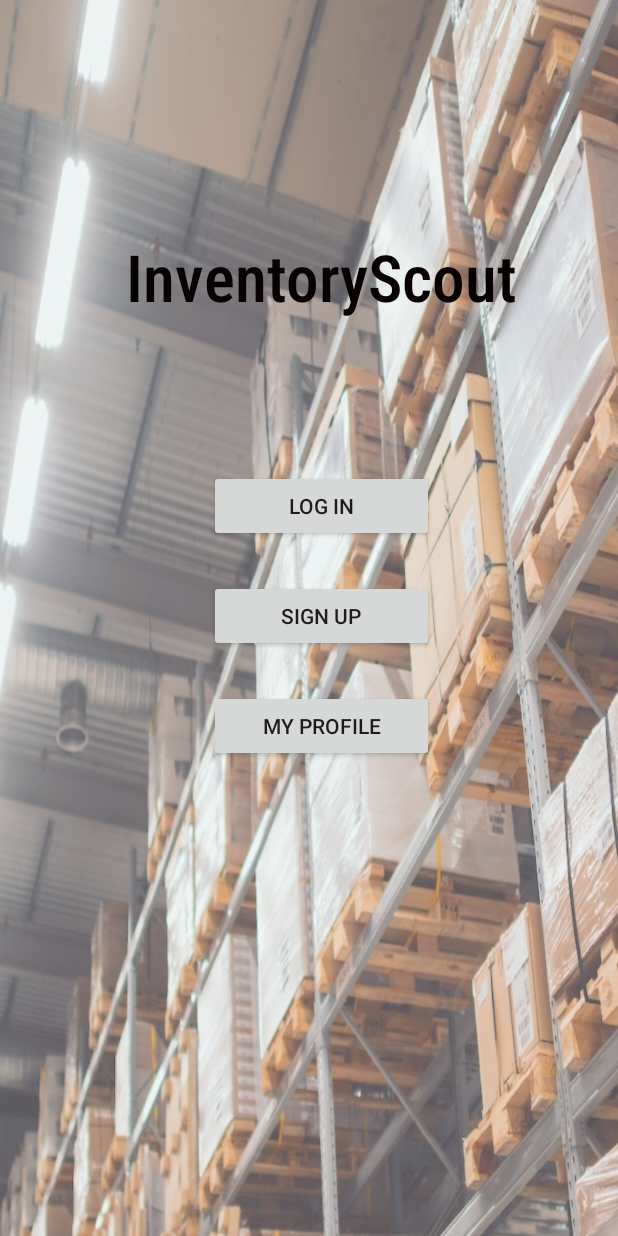
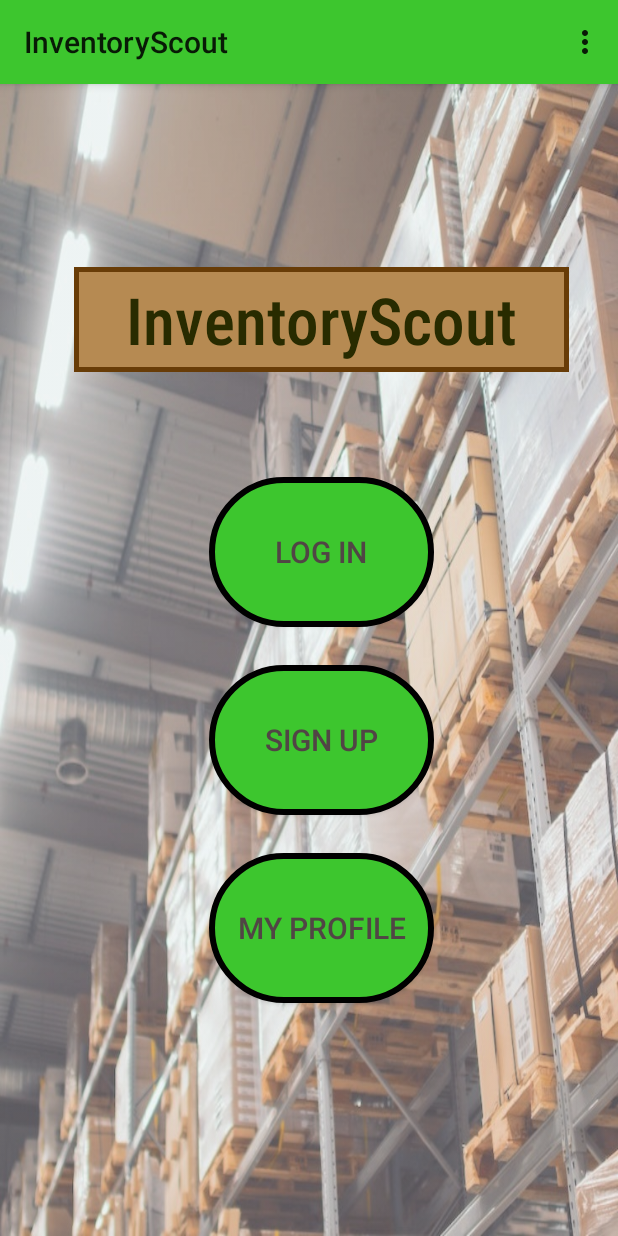
Before and after one commit to FcoJAA/InventoryScout, an Android app: the screen it shows after launch (MainActivity), on a phone screen of 412 x 824 dp. Run offline under Robolectric (Android 15) with nearby library versions, the phone set to English and light mode, and no system bars; our stand-ins replace Firebase (no records; nobody signed in at launch, a user with empty details on screens opened directly).

Commit message:
change: main_activity interface

```diff
--- /dev/null
+++ b/app/src/main/res/drawable/botons_main.xml
@@ -0,0 +1,14 @@
+<?xml version="1.0" encoding="utf-8"?>
+<shape xmlns:android="http://schemas.android.com/apk/res/android" android:shape="rectangle">
+
+    <solid android:color="#3DC62E"></solid>
+    <corners
+        android:bottomLeftRadius="50dp"
+        android:bottomRightRadius="50dp"
+        android:topLeftRadius="50dp"
+        android:topRightRadius="50dp">
+    </corners>
+    <size android:width="100dp" android:height="100dp"></size>
+    <stroke android:color="#000" android:width="4dp"></stroke>
+
+</shape>
--- /dev/null
+++ b/app/src/main/res/drawable/tv_main.xml
@@ -0,0 +1,5 @@
+<?xml version="1.0" encoding="utf-8"?>
+<shape xmlns:android="http://schemas.android.com/apk/res/android" android:shape="rectangle" >
+    <solid android:color="#B68A52" />
+    <stroke android:width="3dip" android:color="#683C07"/>
+</shape>
--- a/app/src/main/res/layout/activity_main.xml
+++ b/app/src/main/res/layout/activity_main.xml
@@ -20,29 +20,34 @@
 
         <Space
             android:layout_width="match_parent"
-            android:layout_height="25dp" />
+            android:layout_height="20dp" />
 
         <TextView
             android:id="@+id/textView"
+
             android:layout_width="match_parent"
-            android:layout_height="wrap_content"
+            android:layout_height="70dp"
+            android:background="@drawable/tv_main"
             android:fontFamily="sans-serif-condensed-medium"
             android:gravity="center"
             android:text="InventoryScout"
-            android:textColor="#070000"
+            android:textColor="#282B00"
             android:textSize="43sp" />
 
         <Space
             android:layout_width="match_parent"
-            android:layout_height="100dp" />
+            android:layout_height="70dp" />
 
         <Button
             android:id="@+id/btn1main"
             android:layout_width="150dp"
             android:layout_height="wrap_content"
             android:layout_gravity="center"
+            android:background="@drawable/botons_main"
             android:onClick="changeToLogin"
-            android:text="Log in" />
+            android:text="Log in"
+            android:textColor="#FF514545"
+            android:textSize="20sp" />
 
         <Space
             android:layout_width="match_parent"
@@ -53,8 +58,11 @@
             android:layout_width="150dp"
             android:layout_height="wrap_content"
             android:layout_gravity="center"
+            android:background="@drawable/botons_main"
             android:onClick="changeToSignUp"
-            android:text="Sign Up" />
+            android:text="Sign Up"
+            android:textColor="#FF514545"
+            android:textSize="20sp" />
 
         <Space
             android:layout_width="match_parent"
@@ -65,8 +73,11 @@
             android:layout_width="150dp"
             android:layout_height="wrap_content"
             android:layout_gravity="center"
+            android:background="@drawable/botons_main"
             android:onClick="changeToProfile"
-            android:text="My Profile" />
+            android:text="My Profile"
+            android:textColor="#514545"
+            android:textSize="20sp" />
 
         <Space
             android:layout_width="match_parent"
--- a/app/src/main/res/values/themes.xml
+++ b/app/src/main/res/values/themes.xml
@@ -1,9 +1,9 @@
 <resources xmlns:tools="http://schemas.android.com/tools">
     <!-- Base application theme. -->
-    <style name="Theme.InventoryScout" parent="Theme.AppCompat.Light.NoActionBar">
+    <style name="Theme.InventoryScout" parent="Theme.AppCompat.Light">
         <!-- Primary brand color. -->
-        <item name="colorPrimary">#857658</item>
-        <item name="colorPrimaryVariant">#857658</item>
+        <item name="colorPrimary">#FF3DC62E</item>
+        <item name="colorPrimaryVariant">#FF3DC62E</item>
         <item name="colorOnPrimary">@color/white</item>
         <!-- Secondary brand color. -->
         <item name="colorSecondary">@color/teal_200</item>
```
